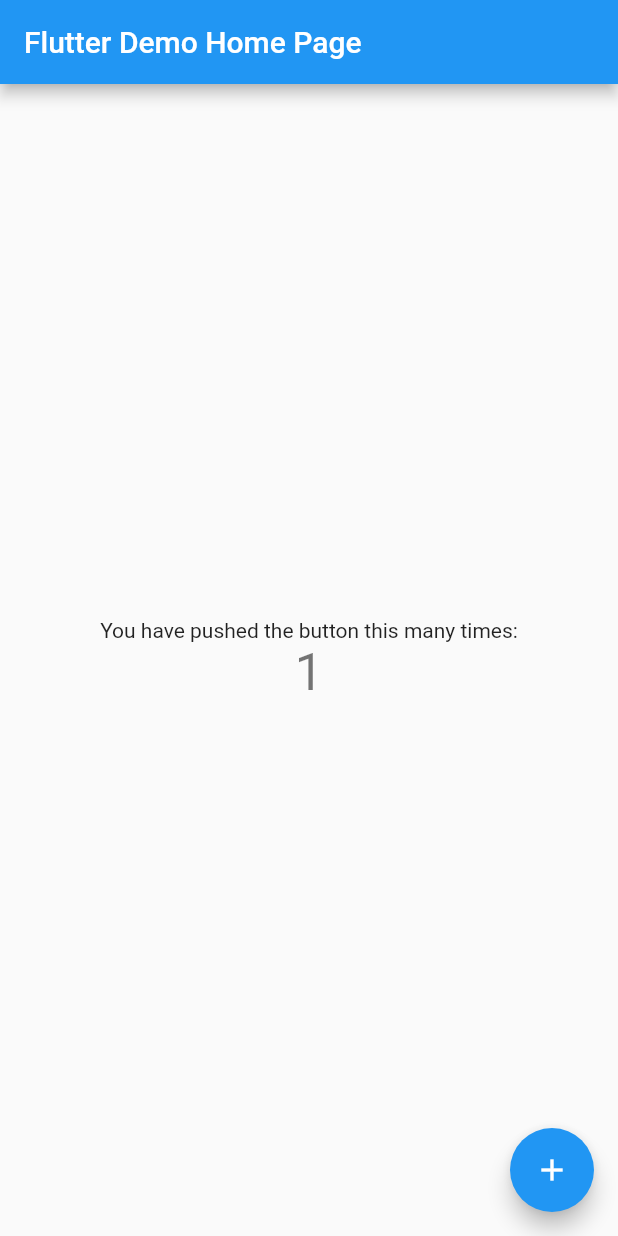
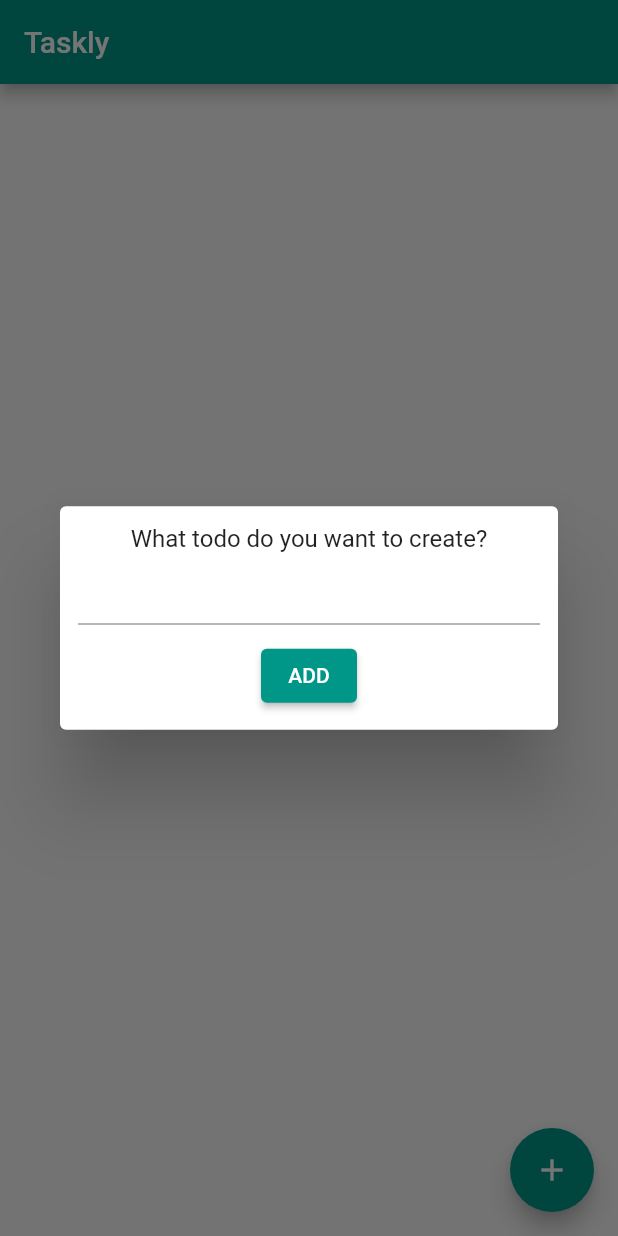
Before and after one commit to totozunino/taskly, a Flutter app: the screen it shows after launch, after a tap on the "add" icon, on a phone screen of 412 x 824 dp. Run offline on Flutter 3.47's test engine with Material 2 defaults, Android fonts, the phone set to English and light mode, and no system bars; our stand-ins replace equatable, flutter_bloc, hive, hive_flutter; accounts and stored records are empty.

Commit message:
feat: todo app

```diff
--- /dev/null
+++ b/lib/blocs/todos/bloc/todos_bloc.dart
@@ -0,0 +1,56 @@
+import 'package:flutter_bloc/flutter_bloc.dart';
+import 'package:taskly/blocs/todos/bloc/todos_event.dart';
+import 'package:taskly/blocs/todos/bloc/todos_state.dart';
+import 'package:taskly/blocs/todos/models/todo.dart';
+import 'package:taskly/blocs/todos/todos_repository.dart';
+
+class TodosBloc extends Bloc<TodosEvent, TodosState> {
+  final TodosRepository _todosRepository;
+
+  TodosBloc(this._todosRepository) : super(const TodosInitial()) {
+    on<GetTodos>(_onGetTodos);
+
+    on<AddTodo>(_onAddTodo);
+
+    on<ToggleTodo>(_onToggleTodo);
+
+    on<RemoveTodo>(_onRemoveTodo);
+  }
+
+  Future<void> _onGetTodos(GetTodos event, Emitter<TodosState> emit) async {
+    try {
+      emit(const TodosLoading());
+      List<Todo> todos = await _todosRepository.getTodos();
+      emit(TodosLoaded(todos));
+    } catch (e) {
+      emit(const TodosError("Oops we cloudn't retrive your todos"));
+    }
+  }
+
+  Future<void> _onAddTodo(AddTodo event, Emitter<TodosState> emit) async {
+    try {
+      await _todosRepository.addTodo(event.task);
+      add(const GetTodos());
+    } catch (e) {
+      emit(const TodosError("Oops we cloudn't add that todo"));
+    }
+  }
+
+  Future<void> _onToggleTodo(ToggleTodo event, Emitter<TodosState> emit) async {
+    try {
+      await _todosRepository.toggleTodo(event.task);
+      add(const GetTodos());
+    } catch (e) {
+      emit(const TodosError("Oops we cloudn't toggle that todo"));
+    }
+  }
+
+  Future<void> _onRemoveTodo(RemoveTodo event, Emitter<TodosState> emit) async {
+    try {
+      await _todosRepository.removeTodos(event.task);
+      add(const GetTodos());
+    } catch (e) {
+      emit(const TodosError("Oops we cloudn't remove that todo"));
+    }
+  }
+}
--- /dev/null
+++ b/lib/blocs/todos/bloc/todos_event.dart
@@ -0,0 +1,39 @@
+import 'package:equatable/equatable.dart';
+
+abstract class TodosEvent extends Equatable {
+  const TodosEvent();
+
+  @override
+  List<Object?> get props => [];
+}
+
+class GetTodos extends TodosEvent {
+  const GetTodos();
+}
+
+class AddTodo extends TodosEvent {
+  final String task;
+
+  const AddTodo(this.task);
+
+  @override
+  List<Object?> get props => [task];
+}
+
+class RemoveTodo extends TodosEvent {
+  final String task;
+
+  const RemoveTodo(this.task);
+
+  @override
+  List<Object?> get props => [task];
+}
+
+class ToggleTodo extends TodosEvent {
+  final String task;
+
+  const ToggleTodo(this.task);
+
+  @override
+  List<Object?> get props => [task];
+}
--- /dev/null
+++ b/lib/blocs/todos/bloc/todos_state.dart
@@ -0,0 +1,32 @@
+import 'package:equatable/equatable.dart';
+import 'package:taskly/blocs/todos/models/todo.dart';
+
+abstract class TodosState extends Equatable {
+  const TodosState();
+
+  @override
+  List<Object?> get props => [];
+}
+
+class TodosInitial extends TodosState {
+  const TodosInitial();
+}
+
+class TodosLoading extends TodosState {
+  const TodosLoading();
+}
+
+class TodosLoaded extends TodosState {
+  final List<Todo> todos;
+
+  const TodosLoaded(this.todos);
+
+  @override
+  List<Object?> get props => [todos];
+}
+
+class TodosError extends TodosState {
+  final String? message;
+
+  const TodosError(this.message);
+}
--- /dev/null
+++ b/lib/blocs/todos/models/todo.dart
@@ -0,0 +1,19 @@
+import 'package:hive/hive.dart';
+
+part 'todo.g.dart';
+
+@HiveType(typeId: 1)
+class Todo extends HiveObject {
+  @HiveField(0)
+  final String text;
+  @HiveField(1)
+  final DateTime createdAt;
+  @HiveField(2)
+  final bool completed;
+
+  Todo({
+    required this.text,
+    required this.createdAt,
+    required this.completed,
+  });
+}
--- /dev/null
+++ b/lib/blocs/todos/todos_repository.dart
@@ -0,0 +1,41 @@
+import 'package:hive/hive.dart';
+import 'package:taskly/blocs/todos/models/todo.dart';
+
+class TodosRepository {
+  Future<Box<Todo>> _getTodoBox() async {
+    return await Hive.openBox<Todo>('todos');
+  }
+
+  Future<List<Todo>> getTodos() async {
+    final todos = await _getTodoBox();
+
+    return todos.values.toList();
+  }
+
+  Future<void> addTodo(final String todo) async {
+    final todos = await _getTodoBox();
+    await todos
+        .add(Todo(text: todo, createdAt: DateTime.now(), completed: false));
+  }
+
+  Future<void> removeTodos(final String todo) async {
+    final todos = await _getTodoBox();
+    final todoToRemove =
+        todos.values.firstWhere((element) => element.text == todo);
+    await todoToRemove.delete();
+  }
+
+  Future<void> toggleTodo(final String todo) async {
+    final todos = await _getTodoBox();
+    final todoToEdit =
+        todos.values.firstWhere((element) => element.text == todo);
+    await todos.put(
+      todoToEdit.key,
+      Todo(
+        text: todoToEdit.text,
+        createdAt: todoToEdit.createdAt,
+        completed: !todoToEdit.completed,
+      ),
+    );
+  }
+}
--- a/lib/main.dart
+++ b/lib/main.dart
@@ -1,115 +1,38 @@
 import 'package:flutter/material.dart';
+import 'package:flutter_bloc/flutter_bloc.dart';
+import 'package:hive_flutter/hive_flutter.dart';
+import 'package:taskly/blocs/todos/bloc/todos_bloc.dart';
+import 'package:taskly/blocs/todos/bloc/todos_event.dart';
+import 'package:taskly/blocs/todos/models/todo.dart';
+import 'package:taskly/blocs/todos/todos_repository.dart';
+import 'package:taskly/screens/home_screen.dart';
 
-void main() {
+void main() async {
+  await Hive.initFlutter();
+  Hive.registerAdapter(TodoAdapter());
   runApp(const MyApp());
 }
 
 class MyApp extends StatelessWidget {
   const MyApp({Key? key}) : super(key: key);
 
-  // This widget is the root of your application.
   @override
   Widget build(BuildContext context) {
     return MaterialApp(
-      title: 'Flutter Demo',
+      title: 'Taskly',
+      debugShowCheckedModeBanner: false,
       theme: ThemeData(
-        // This is the theme of your application.
-        //
-        // Try running your application with "flutter run". You'll see the
-        // application has a blue toolbar. Then, without quitting the app, try
-        // changing the primarySwatch below to Colors.green and then invoke
-        // "hot reload" (press "r" in the console where you ran "flutter run",
-        // or simply save your changes to "hot reload" in a Flutter IDE).
-        // Notice that the counter didn't reset back to zero; the application
-        // is not restarted.
-        primarySwatch: Colors.blue,
+        primarySwatch: Colors.teal,
       ),
-      home: const MyHomePage(title: 'Flutter Demo Home Page'),
+      home: RepositoryProvider(
+        create: (context) => TodosRepository(),
+        child: BlocProvider(
+          create: (context) => TodosBloc(
+            context.read<TodosRepository>(),
+          )..add(const GetTodos()),
+          child: const HomeScreen(),
+        ),
+      ),
     );
   }
 }
-
-class MyHomePage extends StatefulWidget {
-  const MyHomePage({Key? key, required this.title}) : super(key: key);
-
-  // This widget is the home page of your application. It is stateful, meaning
-  // that it has a State object (defined below) that contains fields that affect
-  // how it looks.
-
-  // This class is the configuration for the state. It holds the values (in this
-  // case the title) provided by the parent (in this case the App widget) and
-  // used by the build method of the State. Fields in a Widget subclass are
-  // always marked "final".
-
-  final String title;
-
-  @override
-  State<MyHomePage> createState() => _MyHomePageState();
-}
-
-class _MyHomePageState extends State<MyHomePage> {
-  int _counter = 0;
-
-  void _incrementCounter() {
-    setState(() {
-      // This call to setState tells the Flutter framework that something has
-      // changed in this State, which causes it to rerun the build method below
-      // so that the display can reflect the updated values. If we changed
-      // _counter without calling setState(), then the build method would not be
-      // called again, and so nothing would appear to happen.
-      _counter++;
-    });
-  }
-
-  @override
-  Widget build(BuildContext context) {
-    // This method is rerun every time setState is called, for instance as done
-    // by the _incrementCounter method above.
-    //
-    // The Flutter framework has been optimized to make rerunning build methods
-    // fast, so that you can just rebuild anything that needs updating rather
-    // than having to individually change instances of widgets.
-    return Scaffold(
-      appBar: AppBar(
-        // Here we take the value from the MyHomePage object that was created by
-        // the App.build method, and use it to set our appbar title.
-        title: Text(widget.title),
-      ),
-      body: Center(
-        // Center is a layout widget. It takes a single child and positions it
-        // in the middle of the parent.
-        child: Column(
-          // Column is also a layout widget. It takes a list of children and
-          // arranges them vertically. By default, it sizes itself to fit its
-          // children horizontally, and tries to be as tall as its parent.
-          //
-          // Invoke "debug painting" (press "p" in the console, choose the
-          // "Toggle Debug Paint" action from the Flutter Inspector in Android
-          // Studio, or the "Toggle Debug Paint" command in Visual Studio Code)
-          // to see the wireframe for each widget.
-          //
-          // Column has various properties to control how it sizes itself and
-          // how it positions its children. Here we use mainAxisAlignment to
-          // center the children vertically; the main axis here is the vertical
-          // axis because Columns are vertical (the cross axis would be
-          // horizontal).
-          mainAxisAlignment: MainAxisAlignment.center,
-          children: <Widget>[
-            const Text(
-              'You have pushed the button this many times:',
-            ),
-            Text(
-              '$_counter',
-              style: Theme.of(context).textTheme.headline4,
-            ),
-          ],
-        ),
-      ),
-      floatingActionButton: FloatingActionButton(
-        onPressed: _incrementCounter,
-        tooltip: 'Increment',
-        child: const Icon(Icons.add),
-      ), // This trailing comma makes auto-formatting nicer for build methods.
-    );
-  }
-}
--- /dev/null
+++ b/lib/screens/home_screen.dart
@@ -0,0 +1,91 @@
+import 'package:flutter/material.dart';
+import 'package:flutter_bloc/flutter_bloc.dart';
+import 'package:taskly/blocs/todos/bloc/todos_bloc.dart';
+import 'package:taskly/blocs/todos/bloc/todos_event.dart';
+import 'package:taskly/blocs/todos/bloc/todos_state.dart';
+import 'package:taskly/widgets/formated_date.dart';
+import 'package:taskly/widgets/new_todo.dart';
+
+class HomeScreen extends StatelessWidget {
+  const HomeScreen({Key? key}) : super(key: key);
+
+  @override
+  Widget build(BuildContext context) {
+    return Scaffold(
+      appBar: AppBar(
+        title: const Text('Taskly'),
+      ),
+      body: BlocConsumer<TodosBloc, TodosState>(
+        listener: (context, state) => {
+          if (state is TodosError)
+            ScaffoldMessenger.of(context).showSnackBar(
+              SnackBar(
+                content: Text(state.message!),
+                backgroundColor: Colors.redAccent,
+              ),
+            )
+        },
+        builder: (context, state) {
+          if (state is TodosLoading) {
+            return const Center(
+              child: CircularProgressIndicator(),
+            );
+          }
+
+          if (state is TodosLoaded) {
+            if (state.todos.isNotEmpty) {
+              return ListView.builder(
+                itemCount: state.todos.length,
+                itemBuilder: (context, index) => ListTile(
+                  title: Text(
+                    state.todos[index].text,
+                    style: TextStyle(
+                        decoration: state.todos[index].completed
+                            ? TextDecoration.lineThrough
+                            : null),
+                  ),
+                  subtitle: FormatedDate(date: state.todos[index].createdAt),
+                  trailing: Checkbox(
+                    value: state.todos[index].completed,
+                    onChanged: (val) {
+                      context.read<TodosBloc>().add(
+                            ToggleTodo(state.todos[index].text),
+                          );
+                    },
+                  ),
+                  onLongPress: () => context.read<TodosBloc>().add(
+                        RemoveTodo(state.todos[index].text),
+                      ),
+                ),
+              );
+            } else {
+              return const Center(
+                child: Text(
+                  "You don't have todos, start by writting a new one",
+                ),
+              );
+            }
+          }
+
+          return Container();
+        },
+      ),
+      floatingActionButton: FloatingActionButton(
+        onPressed: () {
+          showDialog<String>(
+            context: context,
+            builder: (context) => Dialog(
+              child: NewTodo(),
+            ),
+          ).then(
+            (value) => {
+              if (value != null) context.read<TodosBloc>().add(AddTodo(value))
+            },
+          );
+        },
+        tooltip: 'New Todo',
+        child: const Icon(Icons.add),
+      ), // This trailing comma makes auto-formatting nicer for build methods.
+    );
+  }
+}
--- /dev/null
+++ b/lib/widgets/formated_date.dart
@@ -0,0 +1,17 @@
+import 'package:flutter/material.dart';
+
+class FormatedDate extends StatelessWidget {
+  final DateTime date;
+
+  const FormatedDate({Key? key, required this.date}) : super(key: key);
+
+  @override
+  Widget build(BuildContext context) {
+    List<String> splitedDate = date.toString().split(' ')[0].split('-');
+    String splitedTime = date.toString().split(' ')[1].substring(0, 5);
+
+    return Text(
+      "$splitedTime ${splitedDate[0]}/${splitedDate[1]}/${splitedDate[2]}",
+    );
+  }
+}
--- /dev/null
+++ b/lib/widgets/new_todo.dart
@@ -0,0 +1,37 @@
+import 'package:flutter/material.dart';
+
+class NewTodo extends StatelessWidget {
+  NewTodo({Key? key}) : super(key: key);
+
+  final _inputController = TextEditingController();
+
+  @override
+  Widget build(BuildContext context) {
+    return Padding(
+      padding: const EdgeInsets.all(12.0),
+      child: Column(
+        mainAxisSize: MainAxisSize.min,
+        children: [
+          const Text(
+            "What todo do you want to create?",
+            style: TextStyle(
+              fontSize: 16,
+            ),
+          ),
+          TextField(
+            controller: _inputController,
+          ),
+          const SizedBox(
+            height: 10,
+          ),
+          ElevatedButton(
+            onPressed: () {
+              Navigator.of(context).pop(_inputController.text);
+            },
+            child: const Text('ADD'),
+          )
+        ],
+      ),
+    );
+  }
+}
```
Also changed, not shown: pubspec.yaml (+8 -17 lines), lib/blocs/todos/models/todo.g.dart (added), pubspec.lock.
